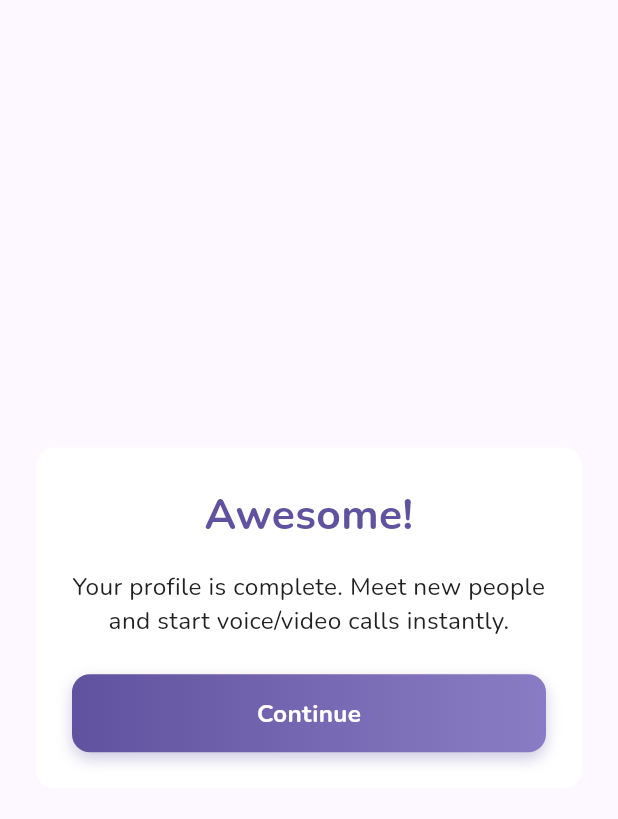
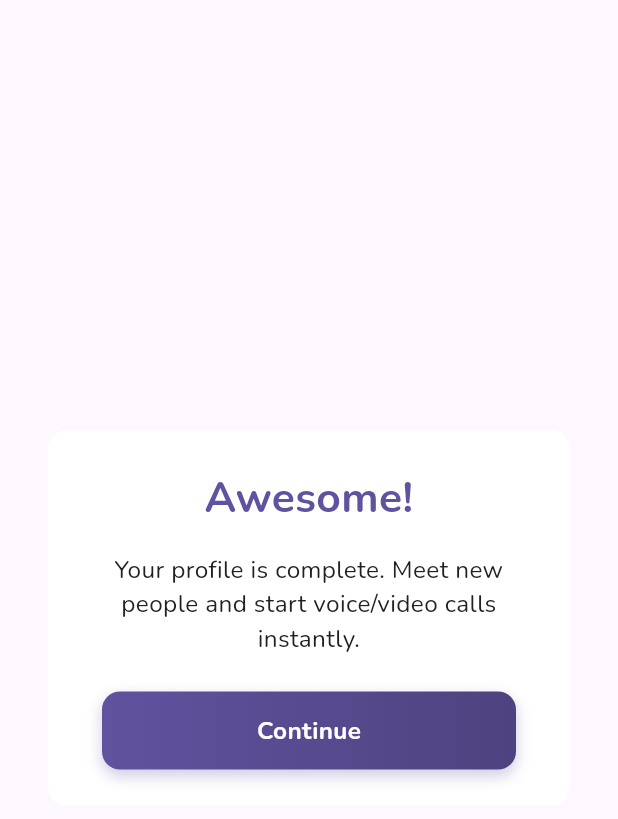
Before and after one commit to sanashajiya/little_hearts, a Flutter app: the ProfileCompletionDialog widget shown alone on an empty page, opened directly with empty values, on a phone screen of 412 x 824 dp. Shown: the top 819 px of the screen. Run offline on Flutter 3.47's test engine with Material 3 defaults, Android fonts, the phone set to English and light mode, and no system bars; our stand-ins replace dartz, dio, equatable, flutter_bloc, get_it, go_router and 1 more.

Commit message:
add profile completion dialog

```diff
--- a/lib/features/profile/presentation/pages/profile_page.dart
+++ b/lib/features/profile/presentation/pages/profile_page.dart
@@ -71,6 +71,7 @@ class _ProfilePageState extends State<ProfilePage> {
     bloc.add(const ProfileSetupCompleted());
 
     // Navigate directly to Home and clear the navigation stack
+    // Pass showCompletionDialog flag to show the dialog on home screen
     if (mounted) {
       final state = bloc.state;
       blocContext.go(
@@ -78,6 +79,7 @@ class _ProfilePageState extends State<ProfilePage> {
         extra: {
           'username': state.username,
           'gender': state.gender,
+          'showCompletionDialog': true,
         },
       );
     }
--- a/lib/features/profile/presentation/widgets/profile_completion_dialog.dart
+++ b/lib/features/profile/presentation/widgets/profile_completion_dialog.dart
@@ -23,7 +23,10 @@ class ProfileCompletionDialog extends StatelessWidget {
 
   @override
   Widget build(BuildContext context) {
-    return Dialog(
+    return Padding(
+      padding: const EdgeInsets.all(8.0),
+      child: Dialog(
+
         backgroundColor: Colors.transparent,
         insetPadding: const EdgeInsets.symmetric(horizontal: 24),
         child: Container(
@@ -65,7 +68,9 @@ class ProfileCompletionDialog extends StatelessWidget {
               const SizedBox(height: 24),
 
               // Continue Button with gradient
-            CustomButton(
+              Padding(
+                padding: const EdgeInsets.symmetric(horizontal: 12),
+                child: CustomButton(
                   text: 'Continue',
                   onPressed: () {
                     Navigator.of(context).pop();
@@ -75,13 +80,15 @@ class ProfileCompletionDialog extends StatelessWidget {
                   gradient: const LinearGradient(
                     colors: [
                       AppColors.primary,
-                  AppColors.primaryLight,
+                      AppColors.primaryDark,
                     ],
                     begin: Alignment.centerLeft,
                     end: Alignment.centerRight,
                   ),
                 ),
+              ),
             ],
+          ),
         ),
       ),
     );
```
Also changed, not shown: lib/features/home/presentation/screens/home_screen.dart (+28 -2 lines). Lines whose indentation alone changed are shown as unchanged.
